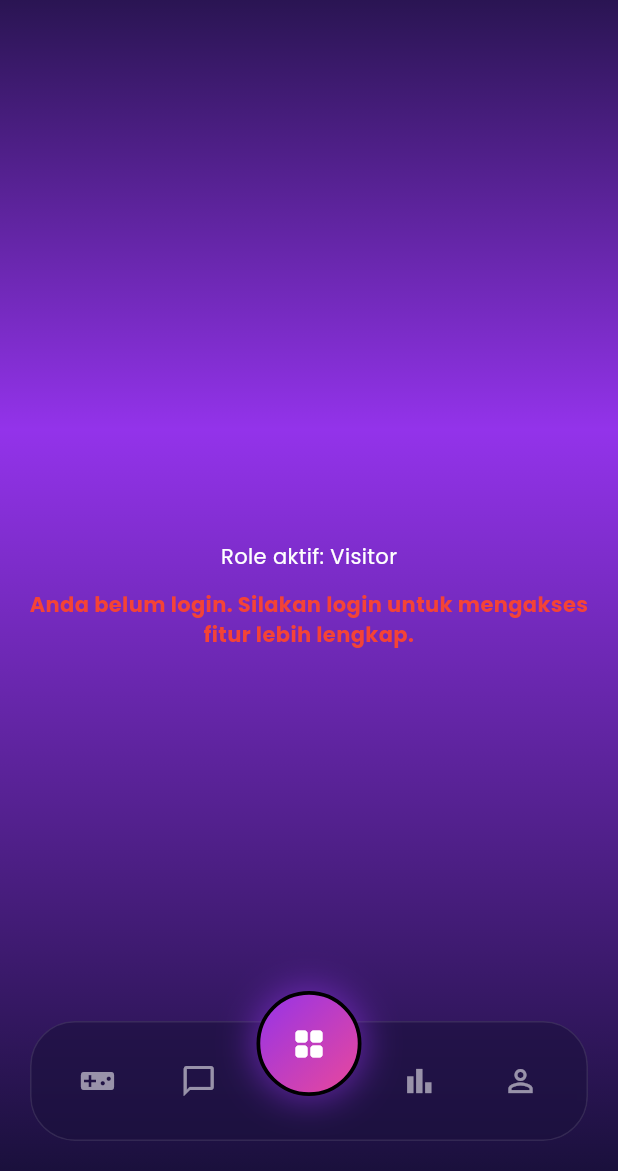
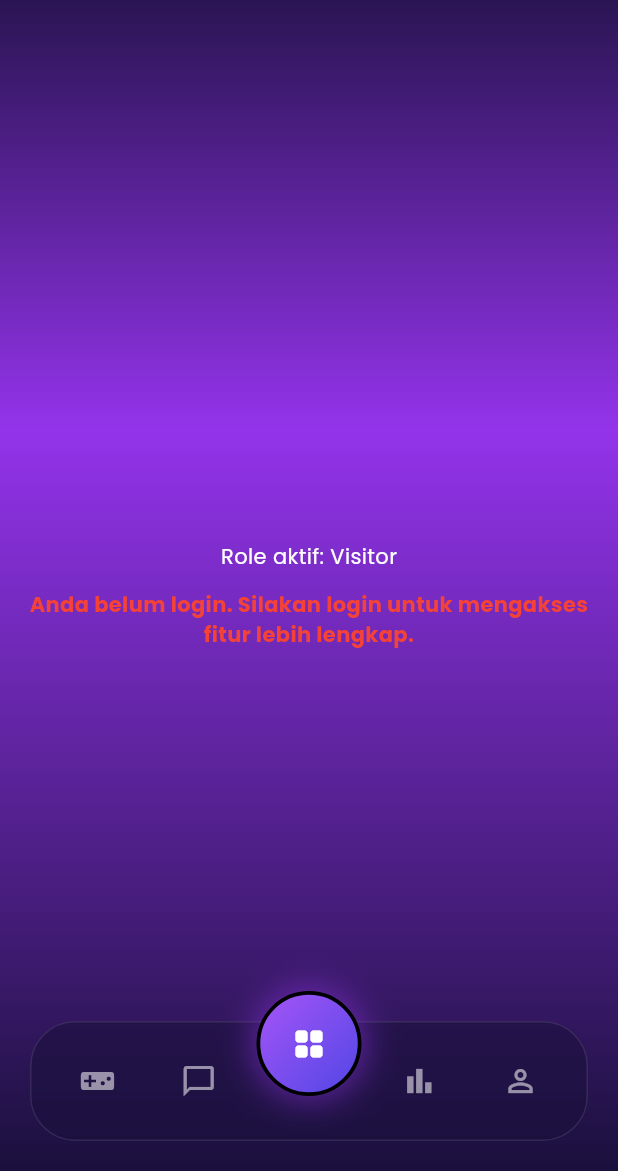
Before and after one commit to grassphobic-A07/arena-invicta-mobile, a Flutter app: the screen it shows after launch, on a phone screen of 412 x 824 dp, the part 65-1236 px from its top. Run offline on Flutter 3.47's test engine with Material 3 defaults, Android fonts, the phone set to English and light mode, and no system bars; our stand-ins replace google_fonts, internet_connection_checker_plus; missing offline and left inert: pbp_django_auth; accounts and stored records are empty.

Commit message:
chore: update home button gradient

```diff
--- a/lib/global/widgets/glass_bottom_nav.dart
+++ b/lib/global/widgets/glass_bottom_nav.dart
@@ -74,8 +74,8 @@ class GlassBottomNavBar extends StatelessWidget {
                   begin: Alignment.topLeft,
                   end: Alignment.bottomRight,
                   colors: [
-                    ArenaColor.purpleX11,
-                    ArenaColor.dragonFruit,
+                    Color(0xFFA855F7),
+                    Color(0xFF4F46E5),
                   ],
                 ),
                 border: Border.all(
```
